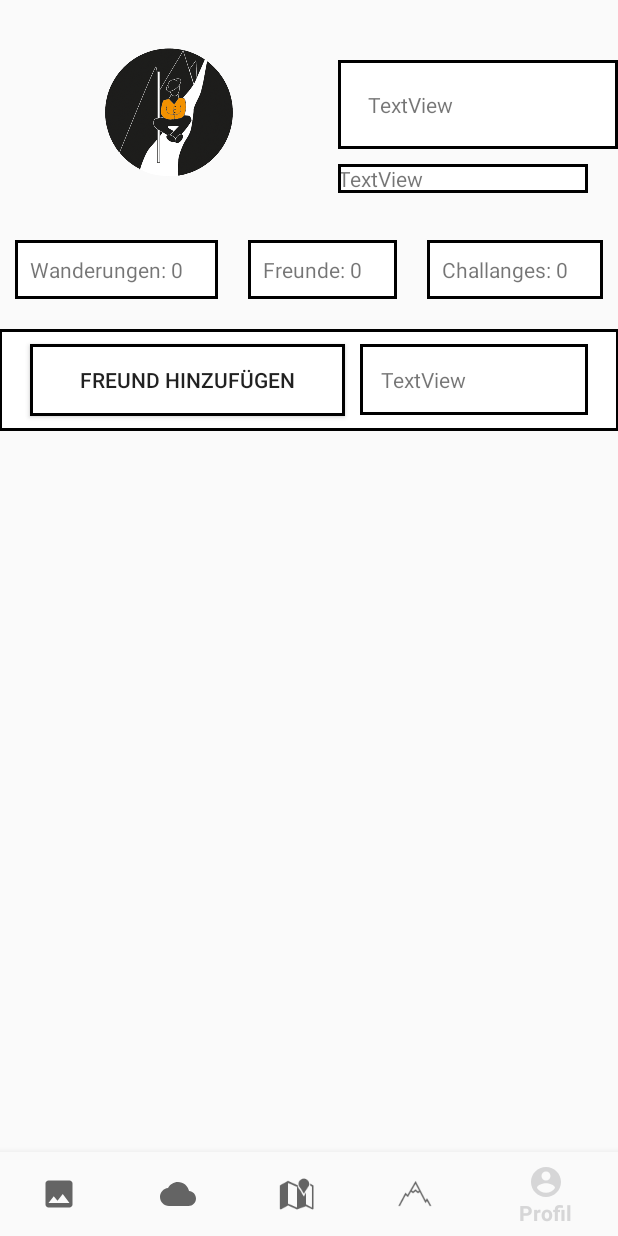
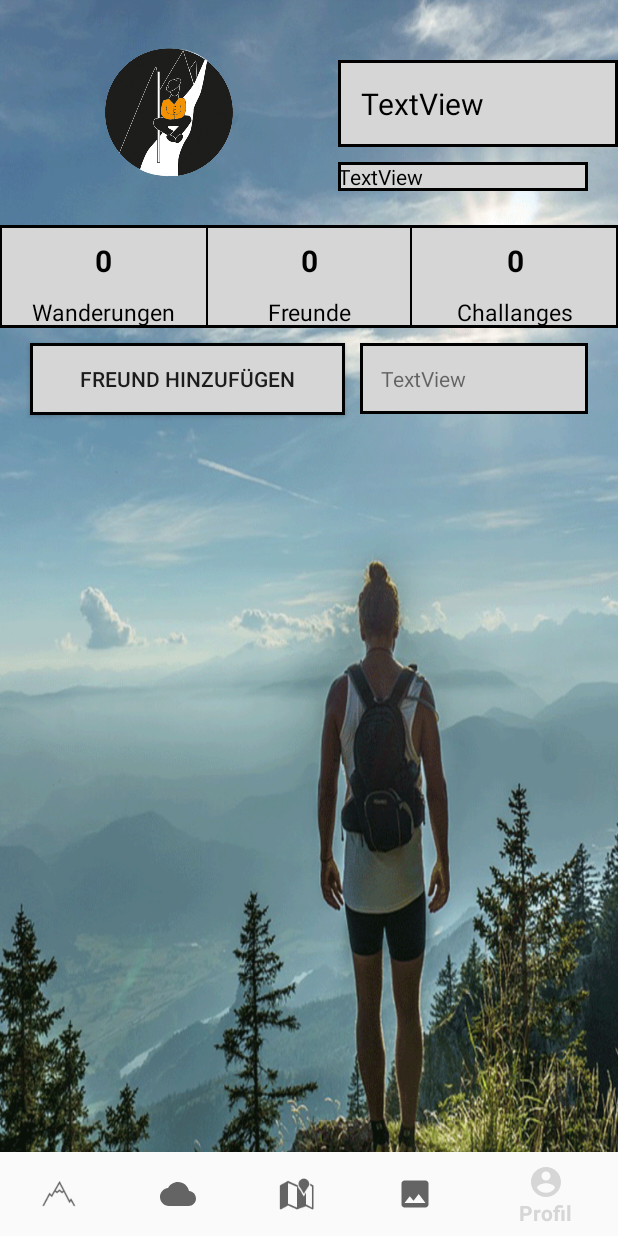
Before and after one commit to schnabeltiere/KungFuWander, an Android app: the screen it shows after launch once a user with an empty profile is signed in (MainActivity), item 5 of the bottom bar chosen, on a phone screen of 412 x 824 dp. Run offline under Robolectric (Android 15) with nearby library versions, the phone set to English and light mode, and no system bars; our stand-ins replace Firebase (no records; nobody signed in at launch, a user with empty details on screens opened directly); libraries missing offline, so code that uses them is left out: com.karumi.dexter; 2 statements that could not run were skipped.

Commit message:
Added new designs to profile and current hike

```diff
--- a/app/src/main/res/drawable/border_lv.xml
+++ b/app/src/main/res/drawable/border_lv.xml
@@ -1,24 +1,16 @@
 <?xml version="1.0" encoding="utf-8"?>
 <layer-list xmlns:android="http://schemas.android.com/apk/res/android" >
+
     <item>
-        <shape
-            android:shape="rectangle">
-            <stroke android:width="1dp" android:color="#000" />
-            <solid android:color="#FFF" />
-
+        <shape android:shape="rectangle">
+            <solid android:color="@color/fui_transparent"/>
+            <stroke android:width="2dp"/>
         </shape>
     </item>
-        <item>
-            <shape android:shape="rectangle">
-                <solid android:color="#8D1D33"/>
-                <stroke android:width="2dp"/>
-            </shape>
-        </item>
     <item android:top="1dp" android:bottom="1dp">
-        <shape
-            android:shape="rectangle">
+        <shape android:shape="rectangle">
             <stroke android:width="1dp" android:color="#000" />
-            <solid android:color="#FFF" />
+            <solid android:color="@color/fui_transparent" />
         </shape>
     </item>
 
--- a/app/src/main/res/drawable/circle.xml
+++ b/app/src/main/res/drawable/circle.xml
@@ -1,7 +1,7 @@
 <shape xmlns:android="http://schemas.android.com/apk/res/android"
     android:shape="oval">
 
-    <solid android:color="#FFF" />
+    <solid android:color="@color/fui_transparent" />
 
     <size
         android:height="60dp"
--- a/app/src/main/res/drawable/profiletextview_border.xml
+++ b/app/src/main/res/drawable/profiletextview_border.xml
@@ -1,4 +1,4 @@
 <shape xmlns:android="http://schemas.android.com/apk/res/android" android:shape="rectangle" >
-    <solid android:color="@android:color/white" />
+    <solid android:color="@color/fui_transparent" />
     <stroke android:width="2dip" android:color="@color/black"/>
 </shape>
--- a/app/src/main/res/layout/fragment_profile.xml
+++ b/app/src/main/res/layout/fragment_profile.xml
@@ -3,7 +3,8 @@
     xmlns:app="http://schemas.android.com/apk/res-auto"
     android:layout_width="match_parent"
     android:layout_height="match_parent"
-    android:orientation="vertical">
+    android:orientation="vertical"
+    android:background="@drawable/profilbackground">
 
     <LinearLayout
         android:layout_width="match_parent"
@@ -30,9 +31,11 @@
                 android:layout_marginTop="40dp"
                 android:background="@drawable/profiletextview_border"
                 android:inputType="none"
-                android:padding="20dp"
-                android:text="TextView"
-                android:textAlignment="viewStart" />
+                android:textSize="20sp"
+                android:gravity="start"
+                android:textColor="@color/black"
+                android:padding="15dp"
+                android:text="TextView" />
 
             <TextView
                 android:id="@+id/textViewUsrEmail"
@@ -40,6 +43,7 @@
                 android:layout_height="wrap_content"
                 android:layout_marginTop="10dp"
                 android:layout_marginEnd="20dp"
+                android:textColor="@color/black"
                 android:inputType="none"
                 android:text="TextView"
                 android:background="@drawable/profiletextview_border"/>
@@ -49,48 +53,103 @@
 
     <LinearLayout
         android:layout_width="match_parent"
-        android:layout_height="wrap_content">
+        android:layout_height="wrap_content"
+        android:background="@drawable/border_lv">
 
-        <TextView
-            android:id="@+id/textViewDisplayHikingCount"
-            android:layout_width="wrap_content"
+        <LinearLayout
+            android:layout_width="match_parent"
             android:layout_height="wrap_content"
-            android:layout_margin="10dp"
             android:layout_weight="1"
-            android:inputType="none"
-            android:padding="10dp"
-            android:text="Wanderungen: 0"
-            android:background="@drawable/profiletextview_border"/>
+            android:orientation="vertical">
 
-        <TextView
-            android:id="@+id/textViewDisplayFriendsCount"
-            android:layout_width="wrap_content"
+            <TextView
+                android:id="@+id/textViewDisplayHikingCount"
+                android:layout_width="match_parent"
+                android:layout_height="wrap_content"
+                android:text="0"
+                android:padding="10dp"
+                android:textSize="20sp"
+                android:gravity="center"
+                android:textColor="@color/black"
+                android:textStyle="bold"
+                android:layout_weight="1"/>
+
+            <TextView
+                android:id="@+id/textView"
+                android:layout_width="match_parent"
+                android:layout_height="wrap_content"
+                android:text="Wanderungen"
+                android:textColor="@color/black"
+                android:gravity="center"
+                android:textSize="15sp"
+                android:layout_weight="1"/>
+        </LinearLayout>
+
+        <LinearLayout
+            android:layout_width="match_parent"
             android:layout_height="wrap_content"
-            android:layout_margin="10dp"
             android:layout_weight="1"
-            android:inputType="none"
-            android:padding="10dp"
-            android:text="Freunde: 0"
-            android:background="@drawable/profiletextview_border"/>
+            android:orientation="vertical"
+            android:background="@drawable/border_lv">
 
-        <TextView
-            android:id="@+id/textViewDisplayChallangesCount"
-            android:layout_width="wrap_content"
+            <TextView
+                android:id="@+id/textViewDisplayFriendsCount"
+                android:layout_width="match_parent"
+                android:layout_height="wrap_content"
+                android:text="0"
+                android:padding="10dp"
+                android:textSize="20sp"
+                android:textStyle="bold"
+                android:gravity="center"
+                android:textColor="@color/black"
+                android:layout_weight="1"/>
+
+            <TextView
+                android:id="@+id/textView2"
+                android:layout_width="match_parent"
+                android:layout_height="wrap_content"
+                android:text="Freunde"
+                android:textColor="@color/black"
+                android:gravity="center"
+                android:textSize="15sp"
+                android:layout_weight="1"/>
+        </LinearLayout>
+
+        <LinearLayout
+            android:layout_width="match_parent"
             android:layout_height="wrap_content"
-            android:layout_margin="10dp"
             android:layout_weight="1"
-            android:inputType="none"
-            android:padding="10dp"
-            android:text="Challanges: 0"
-            android:background="@drawable/profiletextview_border"/>
+            android:orientation="vertical">
+
+            <TextView
+                android:id="@+id/textViewDisplayChallangesCount"
+                android:layout_width="match_parent"
+                android:layout_height="wrap_content"
+                android:text="0"
+                android:padding="10dp"
+                android:textSize="20sp"
+                android:textStyle="bold"
+                android:gravity="center"
+                android:textColor="@color/black"
+                android:layout_weight="1"/>
+
+            <TextView
+                android:id="@+id/textView4"
+                android:layout_width="match_parent"
+                android:layout_height="wrap_content"
+                android:text="Challanges"
+                android:textColor="@color/black"
+                android:gravity="center"
+                android:textSize="15sp"
+                android:layout_weight="1"/>
+        </LinearLayout>
+
     </LinearLayout>
 
     <LinearLayout
         android:layout_width="match_parent"
         android:layout_height="wrap_content"
-        android:layout_marginTop="10dp"
-        android:orientation="horizontal"
-        android:background="@drawable/border_lv">
+        android:orientation="horizontal">
 
         <Button
             android:id="@+id/buttonAddFriend"
@@ -118,9 +177,6 @@
             android:text="TextView" />
     </LinearLayout>
 
-    <LinearLayout
-        android:layout_width="match_parent"
-        android:layout_height="wrap_content"/>
 
     <ListView
         android:id="@+id/listViewFriends"
--- a/app/src/main/res/layout/fragment_weather.xml
+++ b/app/src/main/res/layout/fragment_weather.xml
@@ -8,7 +8,7 @@
     <!-- TODO: Update blank fragment layout -->
     <LinearLayout
         android:layout_width="match_parent"
-        android:layout_height="match_parent"
+        android:layout_height="wrap_content"
         android:orientation="horizontal">
 
         <ImageView
@@ -29,9 +29,9 @@
                 android:id="@+id/txt_city_name"
                 android:layout_width="wrap_content"
                 android:layout_height="wrap_content"
+                android:layout_gravity="right"
                 android:layout_marginTop="10dp"
                 android:text="Weather in London"
-                android:layout_gravity="right"
 
                 android:textSize="30dp" />
 
--- a/app/src/main/res/menu/navigation.xml
+++ b/app/src/main/res/menu/navigation.xml
@@ -3,9 +3,9 @@
 
 
     <item
-        android:id="@+id/navigation_recentHikes"
-        android:icon="@drawable/ic_resent"
-        android:title="@string/title_recetnHikes" />
+        android:id="@+id/navigation_currentHike"
+        android:icon="@drawable/ic_mountain"
+        android:title="@string/title_currenthiking"/>
     <item
         android:id="@+id/navigation_weather"
         android:title="@string/title_weather"
@@ -15,11 +15,10 @@
         android:id="@+id/navigation_map"
         android:icon="@android:drawable/ic_dialog_map"
         android:title="@string/title_map" />
-
     <item
-        android:id="@+id/navigation_currentHike"
-        android:icon="@drawable/ic_mountain"
-        android:title="@string/title_currenthiking"/>
+        android:id="@+id/navigation_recentHikes"
+        android:icon="@drawable/ic_resent"
+        android:title="@string/title_recetnHikes" />
     <item
         android:id="@+id/navigation_profile"
         android:icon="@drawable/ic_profil"
```
Also changed, not shown: app/src/main/res/drawable-anydpi/ic_current.xml (deleted, +0 -10 lines), app/src/main/res/drawable/gradient.xml (deleted, +0 -9 lines), app/src/main/res/layout/fragment_current_hike.xml (+24 -8 lines), app/src/main/res/layout/fragment_recent_hikes.xml (+8 -8 lines), app/src/main/res/layout/list_view_friends.xml (+19 -20 lines), app/src/main/res/drawable-hdpi/ic_current.png (deleted), app/src/main/res/drawable-mdpi/ic_current.png (deleted), app/src/main/res/drawable-xhdpi/ic_current.png (deleted), app/src/main/res/drawable-xxhdpi/ic_current.png (deleted), app/src/main/res/drawable/currenthikebackground.png (added), app/src/main/res/drawable/currenthikebackground2.png (added), app/src/main/res/drawable/ic_profile.png (deleted), app/src/main/res/drawable/profilbackground.png (added).
